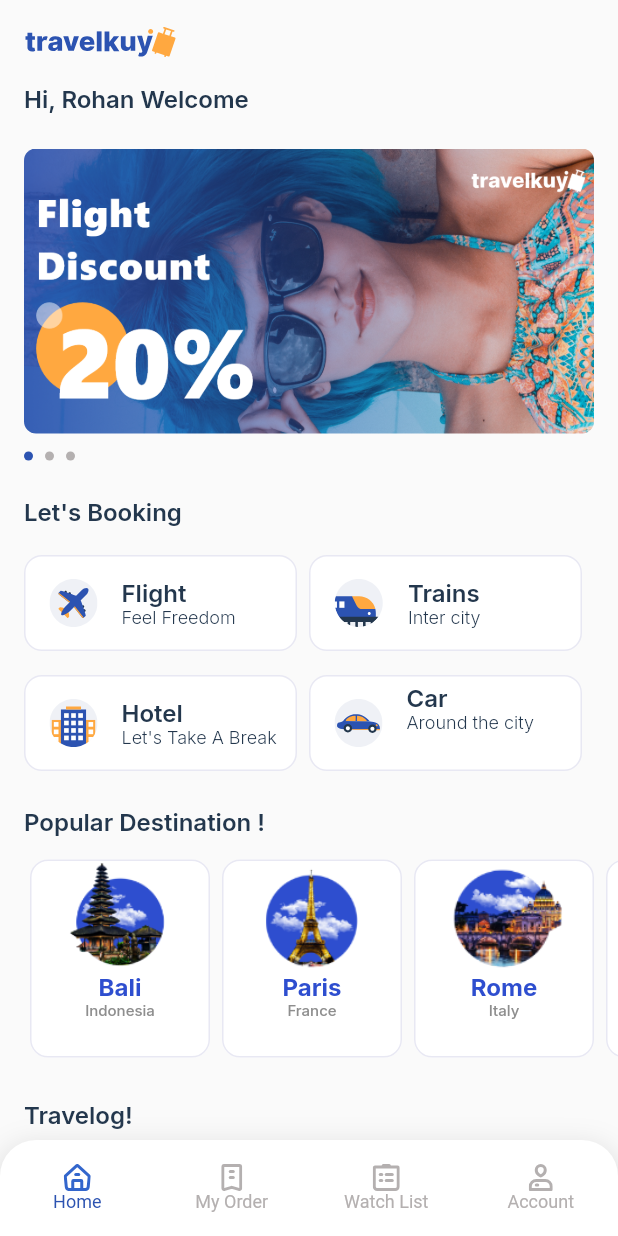
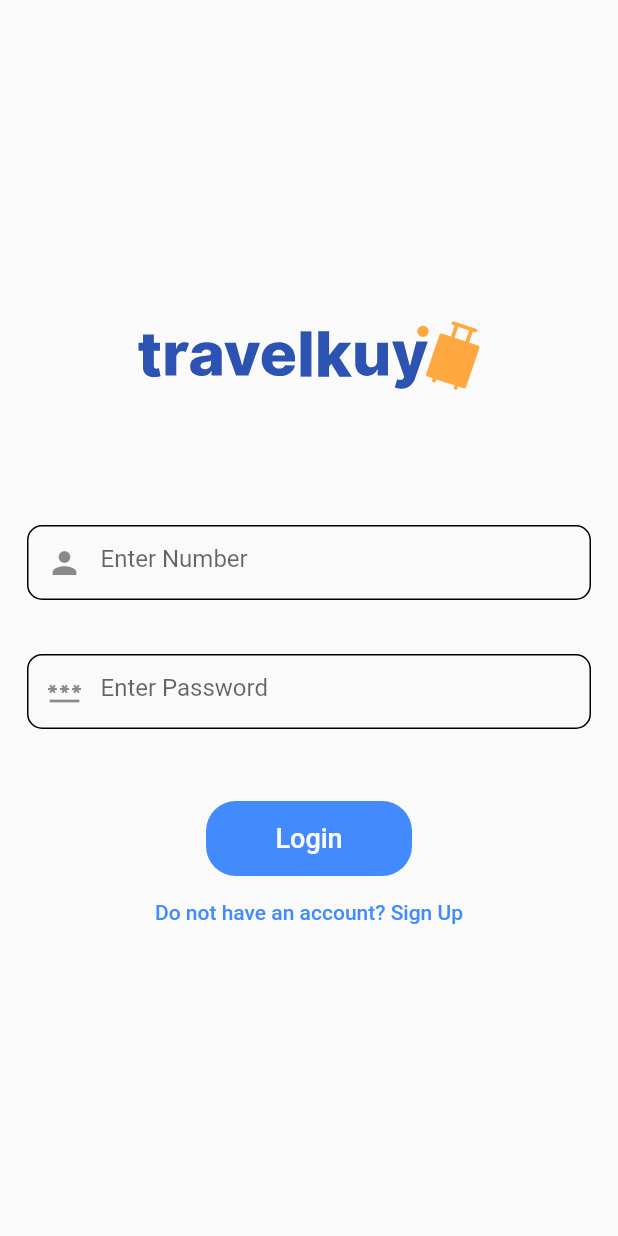
Before and after one commit to mangeshwayaldeveloper/travelblog, a Flutter app: the screen it shows after launch, on a phone screen of 412 x 824 dp. Run offline on Flutter 3.47's test engine with Material 2 defaults, Android fonts, the phone set to English and light mode, and no system bars; our stand-ins replace cloud_firestore, firebase_auth, firebase_core, flutter_svg, flutter_swiper_plus, google_fonts; accounts and stored records are empty.

Commit message:
travel blog

```diff
--- a/lib/Screen/home.dart
+++ b/lib/Screen/home.dart
@@ -112,7 +112,7 @@ class _HomeScreenState extends State<HomeScreen> {
             Padding(
               padding: EdgeInsets.only(left: 16, top: 24),
               child: Text(
-                'Let\'s Booking',
+                'Let\'s Writr Blog',
                 style: mTitleStyle,
               ),
             ),
@@ -149,7 +149,7 @@ class _HomeScreenState extends State<HomeScreen> {
                                   mainAxisAlignment: MainAxisAlignment.center,
                                   children: [
                                     Text(
-                                      "Flight",
+                                      "Countries",
                                       style: mTitleStyle,
                                     ),
                                     Text(
@@ -186,11 +186,11 @@ class _HomeScreenState extends State<HomeScreen> {
                                   mainAxisAlignment: MainAxisAlignment.center,
                                   children: [
                                     Text(
-                                      "Trains",
+                                      "Discover",
                                       style: mTitleStyle,
                                     ),
                                     Text(
-                                      "Inter city",
+                                      "Explore",
                                       style: mServiceSubtitleStyle,
                                     )
                                   ],
@@ -230,7 +230,7 @@ class _HomeScreenState extends State<HomeScreen> {
                                   mainAxisAlignment: MainAxisAlignment.center,
                                   children: [
                                     Text(
-                                      "Hotel",
+                                      "Latest Blog",
                                       style: mTitleStyle,
                                     ),
                                     Text(
@@ -267,11 +267,11 @@ class _HomeScreenState extends State<HomeScreen> {
                                   mainAxisAlignment: MainAxisAlignment.center,
                                   children: [
                                     Text(
-                                      "Car",
+                                      "Helpline",
                                       style: mTitleStyle,
                                     ),
                                     Text(
-                                      "Around the city",
+                                      "Support",
                                       style: mServiceSubtitleStyle,
                                     ),
                                     SizedBox(
--- /dev/null
+++ b/lib/Screen/login.dart
@@ -0,0 +1,150 @@
+import 'package:flutter/material.dart';
+import 'package:flutter_svg/flutter_svg.dart';
+import 'package:firebase_auth/firebase_auth.dart';
+import 'package:travel_booking/Screen/home.dart';
+import 'package:travel_booking/Screen/signup.dart';
+
+class Login extends StatefulWidget {
+  const Login({super.key});
+
+  @override
+  State<Login> createState() => _LoginState();
+}
+
+class _LoginState extends State<Login> {
+  double HeadingText = 28;
+  final GlobalKey<FormState> _formKey = GlobalKey<FormState>();
+  TextEditingController userNameController = TextEditingController();
+  TextEditingController passwordController = TextEditingController();
+  final FirebaseAuth _auth = FirebaseAuth.instance;
+
+  Future<void> signInWithEmailAndPassword(
+      String email, String password) async {
+    try {
+      await _auth.signInWithEmailAndPassword(email: userNameController.text, password: passwordController.text);
+      Navigator.of(context).pushReplacement(
+        MaterialPageRoute(builder: (context) => HomeScreen()),
+      );
+    } on FirebaseAuthException catch (e) {
+      String errorMessage = 'An unknown error occurred';
+
+      if (e.code == 'user-not-found') {
+        errorMessage = 'No user found for that email.';
+      } else if (e.code == 'wrong-password') {
+        errorMessage = 'Wrong password provided.';
+      }
+
+      ScaffoldMessenger.of(context).showSnackBar(
+        SnackBar(
+          content: Text(errorMessage),
+          duration: Duration(seconds: 2),
+        ),
+      );
+    }
+  }
+
+  @override
+  Widget build(BuildContext context) {
+    return Scaffold(
+      body: Form(
+        key: _formKey,
+        child: SafeArea(
+          child: Container(
+            child: Column(
+              crossAxisAlignment: CrossAxisAlignment.center,
+              mainAxisAlignment: MainAxisAlignment.center,
+              children: [
+                Padding(
+                  padding: const EdgeInsets.all(20.0),
+                  child: SvgPicture.asset(
+                    "Images/svg/logo.svg",
+                    height: 50,
+                  ),
+                ),
+                SizedBox(
+                  height: 50,
+                ),
+                Padding(
+                  padding: const EdgeInsets.all(18.0),
+                  child: Container(
+                    decoration: BoxDecoration(
+                        border: Border.all(),
+                        borderRadius: BorderRadius.circular(10)),
+                    child: TextFormField(
+                      controller: userNameController,
+                      decoration: InputDecoration(
+                          prefixIcon: Icon(Icons.person),
+                          hintText: "Enter Number",
+                          border: InputBorder.none),
+                      keyboardType: TextInputType.emailAddress,
+                      validator: (value) {
+                        if (value == null || value.isEmpty) {
+                          return "Please Enter Username";
+                        }
+                      },
+                    ),
+                  ),
+                ),
+                Padding(
+                  padding: const EdgeInsets.all(18.0),
+                  child: Container(
+                    decoration: BoxDecoration(
+                      border: Border.all(),
+                      borderRadius: BorderRadius.circular(10),
+                    ),
+                    child: TextFormField(
+                      controller: passwordController,
+                      decoration: InputDecoration(
+                        prefixIcon: Icon(Icons.password),
+                        hintText: "Enter Password",
+                        border: InputBorder.none,
+                      ),
+                      validator: (value) {
+                        if (value == null || value.isEmpty) {
+                          return "Password Cannot Be Empty";
+                        }
+                      },
+                      obscureText: true,
+                    ),
+                  ),
+                ),
+                SizedBox(
+                  height: 30,
+                ),
+                Container(
+                  height: 50,
+                  width: MediaQuery.sizeOf(context).width / 3,
+                  decoration: BoxDecoration(
+                      color: Colors.blueAccent,
+                      borderRadius: BorderRadius.circular(20)),
+                  child: TextButton(
+                    onPressed: () {
+                      if (_formKey.currentState!.validate()) {
+                        String email = userNameController.text.trim();
+                        String password = passwordController.text.trim();
+                        signInWithEmailAndPassword(email, password);
+                      }
+                    },
+                    child: Text(
+                      "Login",
+                      style: TextStyle(color: Colors.white, fontSize: 18),
+                    ),
+                  ),
+                ),
+                TextButton(
+                    onPressed: () async {
+                      Navigator.of(context).push(
+                          MaterialPageRoute(builder: (context) => SignUp()));
+                    },
+                    child: Text(
+                      "Do not have an account? Sign Up",
+                      style: TextStyle(color: Colors.blueAccent),
+                    ))
+              ],
+            ),
+          ),
+        ),
+      ),
+    );
+  }
+}
--- a/lib/main.dart
+++ b/lib/main.dart
@@ -1,7 +1,13 @@
+import 'package:firebase_core/firebase_core.dart';
 import 'package:flutter/material.dart';
 import 'package:travel_booking/Screen/home.dart';
+import 'package:travel_booking/Screen/login.dart';
 
-void main() {
+import 'firebase_options.dart';
+
+Future<void> main() async {
+  WidgetsFlutterBinding.ensureInitialized();
+  await Firebase.initializeApp(options: DefaultFirebaseOptions.currentPlatform);
   runApp(MyApp());
 }
 
@@ -13,7 +19,7 @@ class MyApp extends StatelessWidget {
     return MaterialApp(
       debugShowCheckedModeBanner: false,
       title: "Travel App",
-      home: HomeScreen(),
+      routes: {"/": (context) => Login()},
     );
   }
 }
--- a/lib/models/carousel_model.dart
+++ b/lib/models/carousel_model.dart
@@ -8,7 +8,9 @@ List<CarouselModel> carousels =
 carouselsData.map((item) => CarouselModel(item['image']!)).toList();
 
 var carouselsData = [
-  {"image": "Images/images/carousel_flight_discount.png"},
-  {"image": "Images/images/carousel_hotel_discount.png"},
-  {"image": "Images/images/carousel_covid_discount.png"},
+  {"image": "assets/img1.jpeg"},
+  {"image": "assets/img2.jpeg"},
+  {"image": "assets/img3.jpeg"},
+  {"image": "assets/img4.jpeg"},
+  {"image": "assets/img5.jpeg"},
 ];
--- a/pubspec.yaml
+++ b/pubspec.yaml
@@ -38,6 +38,9 @@ dependencies:
   flutter_svg: ^2.0.7
   google_fonts: ^5.1.0
   flutter_swiper_plus: ^2.0.4
+  firebase_core: ^2.23.0
+  firebase_auth: ^4.14.1
+  cloud_firestore: ^4.13.2
 
 dev_dependencies:
   flutter_test:
@@ -59,6 +62,7 @@ flutter:
     - Images/svg/
     - Images/icons/
     - Images/images/
+    - assets/
 
   # The following line ensures that the Material Icons font is
   # included with your application, so that you can use the icons in
```
Also changed, not shown: lib/Screen/signup.dart (added, +191 -0 lines), assets/img1.jpeg (added), assets/img2.jpeg (added), assets/img3.jpeg (added), assets/img4.jpeg (added), assets/img5.jpeg (added), lib/firebase_options.dart (added), pubspec.lock, 9 other files.
